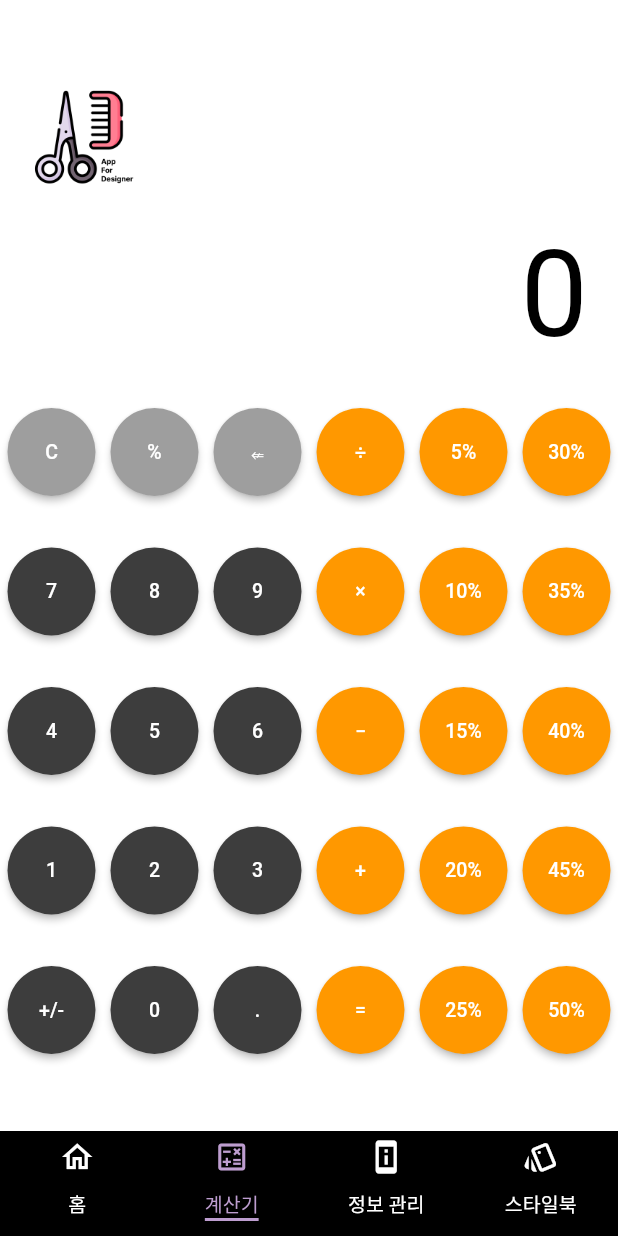
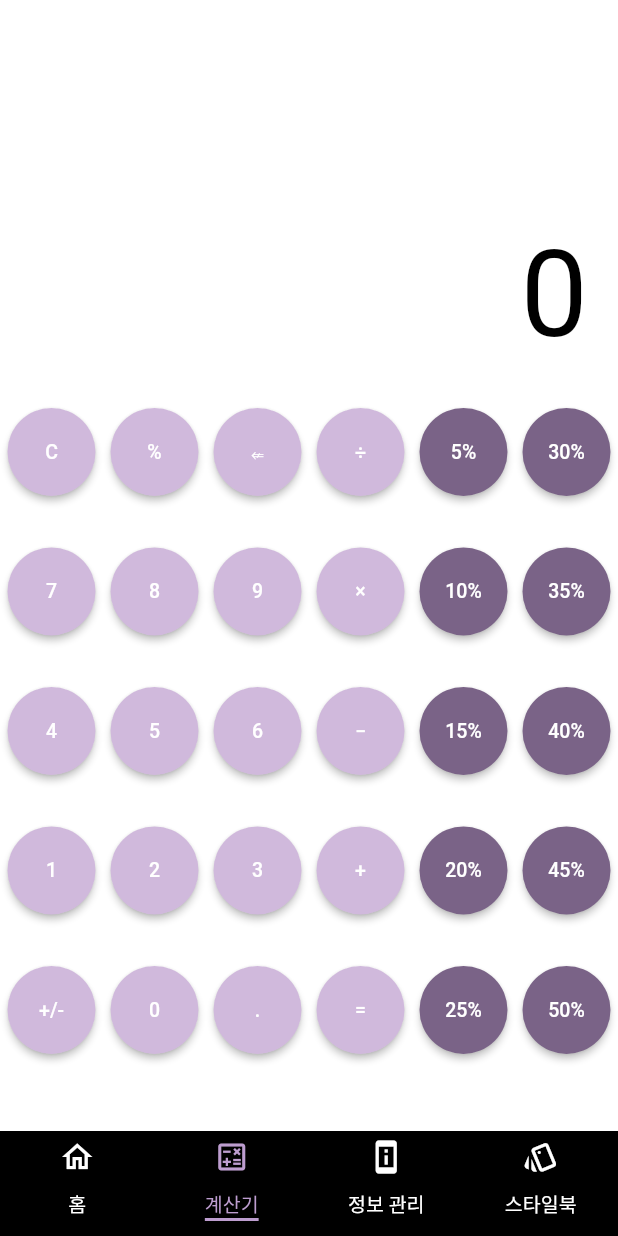
Before and after one commit to kimshinseung/Hair-Designer-app, a Flutter app: the screen it shows after launch, item 2 of the bottom bar chosen, on a phone screen of 412 x 824 dp. Run offline on Flutter 3.47's test engine with Material 2 defaults, Android fonts, the phone set to English and light mode, and no system bars; our stand-ins replace image_picker, shared_preferences, sqflite; accounts and stored records are empty.

Commit message:
fix caculator

```diff
--- a/lib/caculator/caculator.dart
+++ b/lib/caculator/caculator.dart
@@ -41,13 +41,7 @@ class DesignPage extends StatelessWidget
             Row(
               mainAxisAlignment: MainAxisAlignment.spaceBetween,
               children: [
-                Padding(
-                  padding: const EdgeInsets.only(left: 20),
-                  child: Image.asset('assets/images/logo.png',
-                    width: 80,
-                    height: 80,
-                    fit: BoxFit.contain,),
-                ),
+                const SizedBox(height: 80,),
               ],
             ),
             Flexible
@@ -138,60 +132,63 @@ class ButtonGroupWidget extends StatelessWidget
           (
           children: <Widget>
           [
-            Padding(padding: EdgeInsets.all(5), child: CalButton(caption: 'C', color: Colors.grey, buttonKind: 3,),),
-            Padding(padding: EdgeInsets.all(5), child: CalButton(caption: '%', color: Colors.grey, buttonKind: 3,),),
-            Padding(padding: EdgeInsets.all(5), child: CalButton(caption: '⇍', color: Colors.grey, buttonKind: 3,),),
-            Padding(padding: EdgeInsets.all(5), child: CalButton(caption: '÷', color: Colors.orange, buttonKind: 1,),),
-            Padding(padding: EdgeInsets.all(5), child: CalButton(caption: '5%', color: Colors.orange, buttonKind: 4,),),
-            Padding(padding: EdgeInsets.all(5), child: CalButton(caption: '30%', color: Colors.orange, buttonKind: 4,),),
+            Padding(padding: EdgeInsets.all(5), child: CalButton(caption: 'C', color: Color(0xffD0B9DC), buttonKind: 3,),),
+            Padding(padding: EdgeInsets.all(5), child: CalButton(caption: '%', color: Color(0xffD0B9DC), buttonKind: 3,),),
+            Padding(padding: EdgeInsets.all(5), child: CalButton(caption: '⇍', color: Color(0xffD0B9DC), buttonKind: 3,),),
+            Padding(padding: EdgeInsets.all(5), child: CalButton(caption: '÷', color: Color(0xffD0B9DC), buttonKind: 1,),),
+            Padding(padding: EdgeInsets.all(5), child: CalButton(caption: '5%', color: Color(0xff7A6387), buttonKind: 4,),),
+            Padding(padding: EdgeInsets.all(5), child: CalButton(caption: '30%', color: Color(0xff7A6387), buttonKind: 4,),),
           ],
         ),
         TableRow
           (
           children: <Widget>
           [
-            Padding(padding: EdgeInsets.all(5), child: CalButton(caption: '7', color: Color.fromARGB(255, 61, 61, 61), buttonKind: 0,),),
-            Padding(padding: EdgeInsets.all(5), child: CalButton(caption: '8', color: Color.fromARGB(255, 61, 61, 61), buttonKind: 0,),),
-            Padding(padding: EdgeInsets.all(5), child: CalButton(caption: '9', color: Color.fromARGB(255, 61, 61, 61), buttonKind: 0,),),
-            Padding(padding: EdgeInsets.all(5), child: CalButton(caption: '×', color: Colors.orange, buttonKind: 1,),),
-            Padding(padding: EdgeInsets.all(5), child: CalButton(caption: '10%', color: Colors.orange, buttonKind: 4,),),
-            Padding(padding: EdgeInsets.all(5), child: CalButton(caption: '35%', color: Colors.orange, buttonKind: 4,),),
+            Padding(padding: EdgeInsets.all(5), child: CalButton(caption: '7', color: Color(0xffD0B9DC), buttonKind: 0,),),
+            Padding(padding: EdgeInsets.all(5), child: CalButton(caption: '8', color: Color(0xffD0B9DC), buttonKind: 0,),),
+            Padding(padding: EdgeInsets.all(5), child: CalButton(caption: '9', color: Color(0xffD0B9DC), buttonKind: 0,),),
+            Padding(padding: EdgeInsets.all(5), child: CalButton(caption: '×', color: Color(0xffD0B9DC), buttonKind: 1,),),
+            Padding(padding: EdgeInsets.all(5), child: CalButton(caption: '10%', color: Color(0xff7A6387), buttonKind: 4,),),
+            Padding(padding: EdgeInsets.all(5), child: CalButton(caption: '35%', color: Color(0xff7A6387), buttonKind: 4,),),
           ],
         ),
         TableRow
           (
           children: <Widget>
           [
-            Padding(padding: EdgeInsets.all(5), child: CalButton(caption: '4', color: Color.fromARGB(255, 61, 61, 61), buttonKind: 0,),),
-            Padding(padding: EdgeInsets.all(5), child: CalButton(caption: '5', color: Color.fromARGB(255, 61, 61, 61), buttonKind: 0,),),
-            Padding(padding: EdgeInsets.all(5), child: CalButton(caption: '6', color: Color.fromARGB(255, 61, 61, 61), buttonKind: 0,),),
-            Padding(padding: EdgeInsets.all(5), child: CalButton(caption: '−', color: Colors.orange,buttonKind: 1,),),
-            Padding(padding: EdgeInsets.all(5), child: CalButton(caption: '15%', color: Colors.orange, buttonKind: 4,),),
-            Padding(padding: EdgeInsets.all(5), child: CalButton(caption: '40%', color: Colors.orange, buttonKind: 4,),),
+            Padding(padding: EdgeInsets.all(5), child: CalButton(caption: '4', color: Color(0xffD0B9DC), buttonKind: 0,),),
+            Padding(padding: EdgeInsets.all(5), child: CalButton(caption: '5', color: Color(0xffD0B9DC), buttonKind: 0,),),
+            Padding(padding: EdgeInsets.all(5), child: CalButton(caption: '6', color: Color(0xffD0B9DC), buttonKind: 0,),),
+            Padding(padding: EdgeInsets.all(5), child: CalButton(caption: '−', color: Color(0xffD0B9DC),buttonKind: 1,),),
+            Padding(padding: EdgeInsets.all(5), child: CalButton(caption: '15%', color:Color(0xff7A6387), buttonKind: 4,),),
+            Padding(padding: EdgeInsets.all(5), child: CalButton(caption: '40%', color:Color(0xff7A6387), buttonKind: 4,),),
           ],
         ),
         TableRow
           (
           children: <Widget>
           [
-            Padding(padding: EdgeInsets.all(5), child: CalButton(caption: '1', color: Color.fromARGB(255, 61, 61, 61), buttonKind: 0,),),
-            Padding(padding: EdgeInsets.all(5), child: CalButton(caption: '2', color: Color.fromARGB(255, 61, 61, 61), buttonKind: 0,),),
-            Padding(padding: EdgeInsets.all(5), child: CalButton(caption: '3', color: Color.fromARGB(255, 61, 61, 61), buttonKind: 0,),),
-            Padding(padding: EdgeInsets.all(5), child: CalButton(caption: '+', color: Colors.orange, buttonKind: 1,),),
-            Padding(padding: EdgeInsets.all(5), child: CalButton(caption: '20%', color: Colors.orange, buttonKind: 4,),),
-            Padding(padding: EdgeInsets.all(5), child: CalButton(caption: '45%', color: Colors.orange, buttonKind: 4,),),
+            Padding(padding: EdgeInsets.all(5), child: CalButton(caption: '1', color:Color(0xffD0B9DC), buttonKind: 0,),),
+            Padding(padding: EdgeInsets.all(5), child: CalButton(caption: '2', color: Color(0xffD0B9DC), buttonKind: 0,),),
+            Padding(padding: EdgeInsets.all(5), child: CalButton(caption: '3', color: Color(0xffD0B9DC), buttonKind: 0,),),
+            Padding(padding: EdgeInsets.all(5), child: CalButton(caption: '+', color: Color(0xffD0B9DC), buttonKind: 1,),),
+            Padding(padding: EdgeInsets.all(5), child: CalButton(caption: '20%', color: Color(0xff7A6387), buttonKind: 4,),),
+            Padding(padding: EdgeInsets.all(5), child: CalButton(caption: '45%', color: Color(0xff7A6387), buttonKind: 4,),),
           ],
         ),
         TableRow
           (
           children: <Widget>
           [
-            Padding(padding: EdgeInsets.all(5), child: CalButton(caption: '+/-', color: Color.fromARGB(255, 61, 61, 61), buttonKind: 0,),),
-            Padding(padding: EdgeInsets.all(5), child: CalButton(caption: '0', color: Color.fromARGB(255, 61, 61, 61), buttonKind: 0,),),
-            Padding(padding: EdgeInsets.all(5), child: CalButton(caption: '.', color: Color.fromARGB(255, 61, 61, 61), buttonKind: 0,),),
-            Padding(padding: EdgeInsets.all(5), child: CalButton(caption: '=', color: Colors.orange, buttonKind: 2,),),
-            Padding(padding: EdgeInsets.all(5), child: CalButton(caption: '25%', color: Colors.orange, buttonKind: 4,),),
-            Padding(padding: EdgeInsets.all(5), child: CalButton(caption: '50%', color: Colors.orange, buttonKind: 4,),),
+            Padding(padding: EdgeInsets.all(5), child: CalButton(caption: '+/-', color: Color(0xffD0B9DC), buttonKind: 0,),),
+            Expanded(
+              flex: 3,
+                child: Padding(
+                  padding: EdgeInsets.all(5), child: CalButton(caption: '0', color: Color(0xffD0B9DC), buttonKind: 0,),)),
+            Padding(padding: EdgeInsets.all(5), child: CalButton(caption: '.', color: Color(0xffD0B9DC), buttonKind: 0,),),
+            Padding(padding: EdgeInsets.all(5), child: CalButton(caption: '=', color: Color(0xffD0B9DC), buttonKind: 2,),),
+            Padding(padding: EdgeInsets.all(5), child: CalButton(caption: '25%', color: Color(0xff7A6387), buttonKind: 4,),),
+            Padding(padding: EdgeInsets.all(5), child: CalButton(caption: '50%', color: Color(0xff7A6387), buttonKind: 4,),),
           ],
         ),
       ],
```
